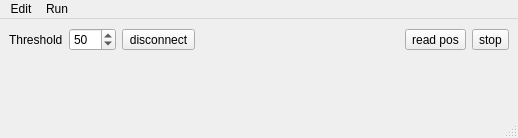
Above: src/motioncontrol/controller.ui from kmnhan/1KARPES_DAQ before the change. Below: the same form after it.
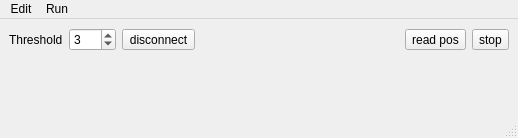
That is the form after the change. Custom widgets are drawn as their Qt base class.

Commit message: refactor: change default threshold and convergence criteria

What changed in the file:
```diff
--- a/src/motioncontrol/controller.ui
+++ b/src/motioncontrol/controller.ui
@@ -33,7 +33,7 @@
          <number>100</number>
         </property>
         <property name="value">
-         <number>50</number>
+         <number>3</number>
         </property>
        </widget>
       </item>
```
The commit also changes 1 other file.
